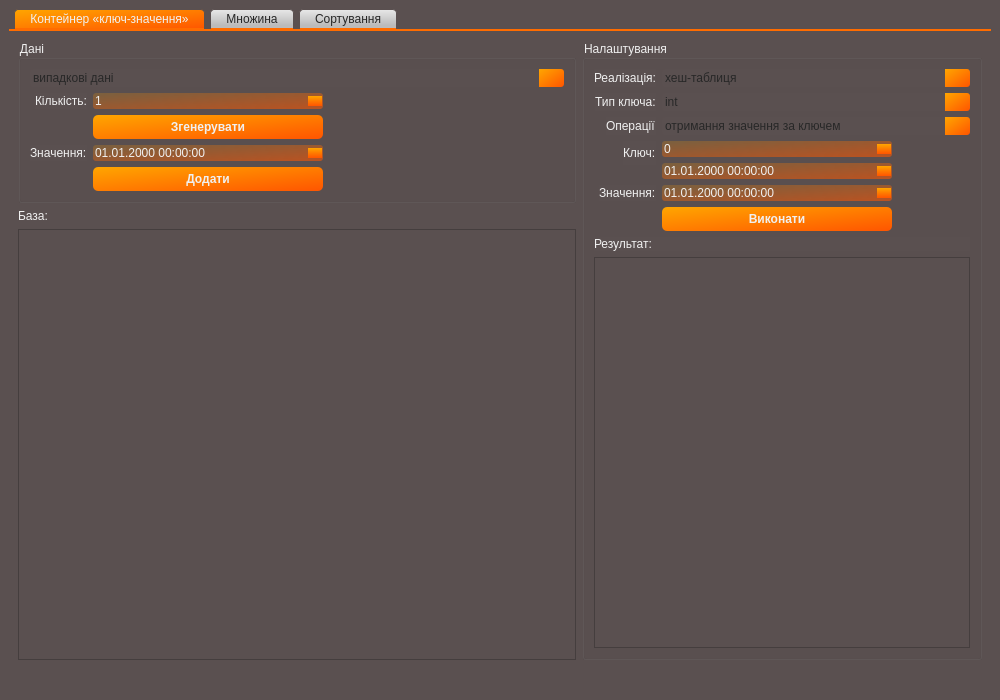
This is ExamUI/mainwindow.ui in WAG13/Exam_OOP_summer as Qt 5 draws it before an edit. The edited form follows.
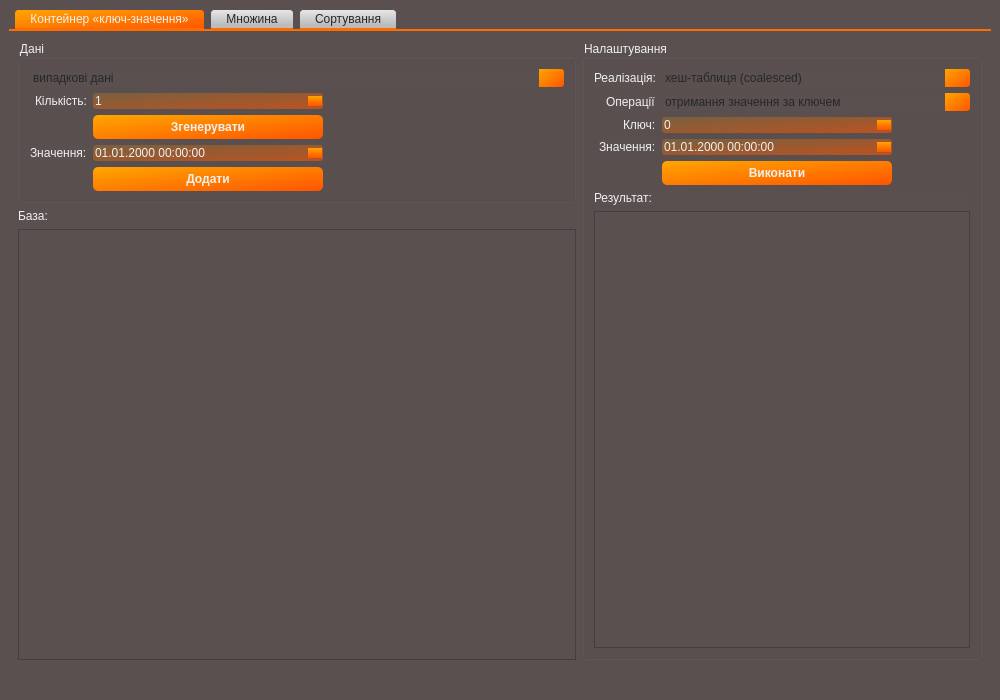
This is the edited form.

The edit to the form file:
```diff
--- a/ExamUI/mainwindow.ui
+++ b/ExamUI/mainwindow.ui
@@ -346,7 +346,7 @@
               <widget class="QComboBox" name="KVReal">
                <item>
                 <property name="text">
-                 <string>хеш-таблиця</string>
+                 <string>хеш-таблиця (coalesced)</string>
                 </property>
                </item>
                <item>
@@ -362,64 +362,13 @@
               </widget>
              </item>
              <item row="1" column="0">
-              <widget class="QLabel" name="label_5">
-               <property name="text">
-                <string>Тип ключа:</string>
-               </property>
-              </widget>
-             </item>
-             <item row="1" column="1">
-              <widget class="QComboBox" name="KVKeytype">
-               <item>
-                <property name="text">
-                 <string>int</string>
-                </property>
-               </item>
-               <item>
-                <property name="text">
-                 <string>DateTime</string>
-                </property>
-               </item>
-               <item>
-                <property name="text">
-                 <string>year</string>
-                </property>
-               </item>
-               <item>
-                <property name="text">
-                 <string>month</string>
-                </property>
-               </item>
-               <item>
-                <property name="text">
-                 <string>day</string>
-                </property>
-               </item>
-               <item>
-                <property name="text">
-                 <string>hour</string>
-                </property>
-               </item>
-               <item>
-                <property name="text">
-                 <string>minute</string>
-                </property>
-               </item>
-               <item>
-                <property name="text">
-                 <string>second</string>
-                </property>
-               </item>
-              </widget>
-             </item>
-             <item row="2" column="0">
               <widget class="QLabel" name="label_2">
                <property name="text">
                 <string>Операції</string>
                </property>
               </widget>
              </item>
-             <item row="2" column="1">
+             <item row="1" column="1">
               <widget class="QComboBox" name="KVOperations">
                <item>
                 <property name="text">
@@ -458,49 +407,42 @@
                </item>
               </widget>
              </item>
-             <item row="3" column="0">
+             <item row="2" column="0">
               <widget class="QLabel" name="label_6">
                <property name="text">
                 <string>Ключ:</string>
                </property>
               </widget>
              </item>
-             <item row="3" column="1">
+             <item row="2" column="1">
               <layout class="QVBoxLayout" name="verticalLayout">
                <item>
                 <widget class="QSpinBox" name="KVKeyInt"/>
                </item>
-               <item>
-                <widget class="QDateTimeEdit" name="KVKeyDate">
-                 <property name="displayFormat">
-                  <string>dd.MM.yyyy hh:mm:ss</string>
-                 </property>
-                </widget>
-               </item>
               </layout>
              </item>
-             <item row="4" column="0">
+             <item row="3" column="0">
               <widget class="QLabel" name="label_7">
                <property name="text">
                 <string>Значення:</string>
                </property>
               </widget>
              </item>
-             <item row="4" column="1">
+             <item row="3" column="1">
               <widget class="QDateTimeEdit" name="dateTimeEdit">
                <property name="displayFormat">
                 <string>dd.MM.yyyy hh:mm:ss</string>
                </property>
               </widget>
              </item>
-             <item row="5" column="1">
+             <item row="4" column="1">
               <widget class="QPushButton" name="pushButton">
                <property name="text">
                 <string>Виконати</string>
                </property>
               </widget>
              </item>
-             <item row="6" column="0" colspan="2">
+             <item row="5" column="0" colspan="2">
               <layout class="QVBoxLayout" name="verticalLayout_4">
                <item>
                 <widget class="QLabel" name="label_8">
@@ -511,6 +453,9 @@
                </item>
                <item>
                 <widget class="QPlainTextEdit" name="plainTextEdit_2">
+                 <property name="enabled">
+                  <bool>false</bool>
+                 </property>
                  <property name="readOnly">
                   <bool>true</bool>
                  </property>
```
Left out of the diff: 33 changed lines with no effect on the pictures.
